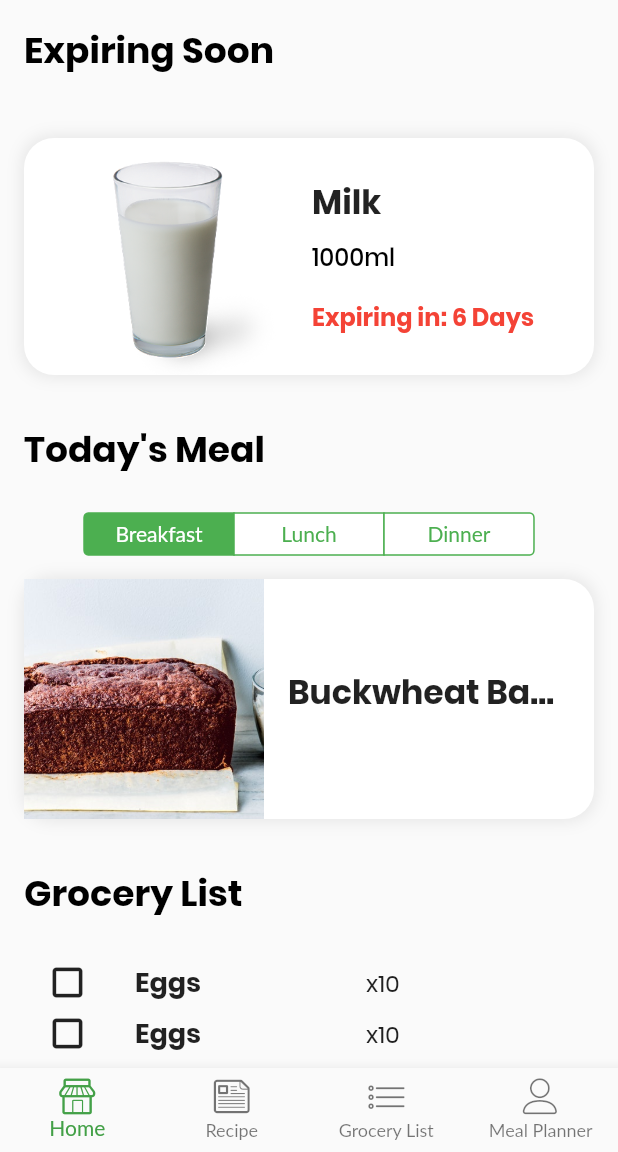
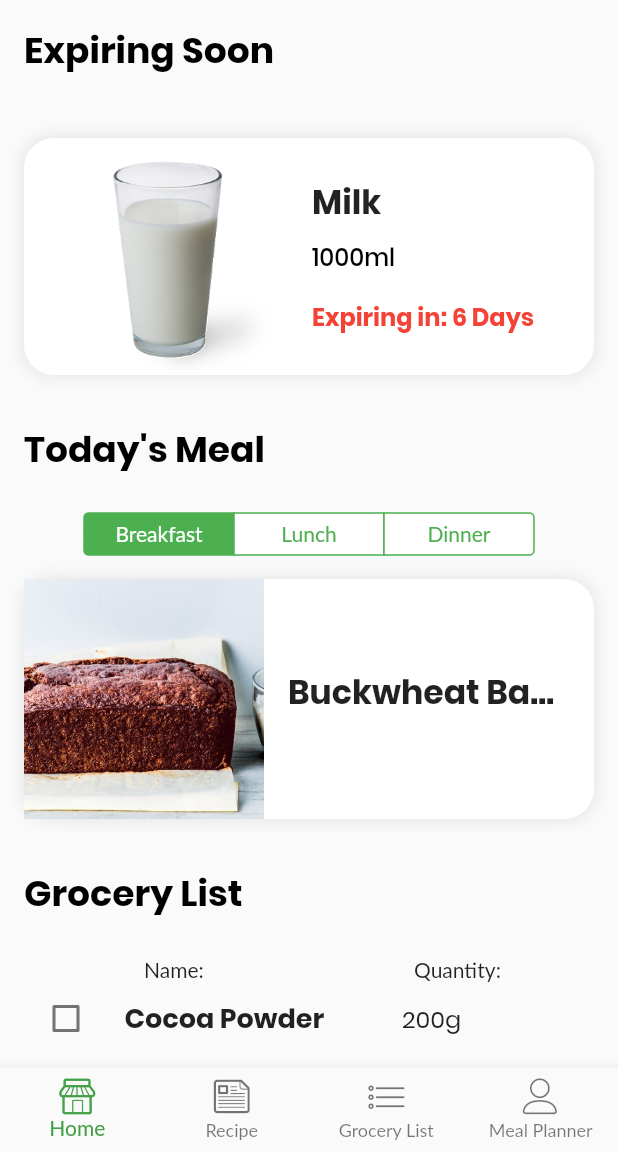
Before and after one commit to blankshiro/CS206-Procery, a Flutter app: the screen it shows after launch, on a phone screen of 412 x 824 dp, the part 84-1236 px from its top. Run offline on Flutter 3.47's test engine with Material 2 defaults, Android fonts, the phone set to English and light mode, and no system bars; our stand-ins replace auto_route, google_fonts, hive, like_button, page_transition, smooth_star_rating and 1 more; accounts and stored records are empty; generated files the repository leaves out were written again; Roboto replaces fonts that are missing (Lato).

Commit message:
dashboard

```diff
--- a/lib/src/screens/dashboard/DashboardExplore.dart
+++ b/lib/src/screens/dashboard/DashboardExplore.dart
@@ -44,6 +44,10 @@ class _DashboardExploreState extends State<DashboardExplore> {
   PageController _pageController = PageController(
     initialPage: 0,
   );
+
+  // Grocery Checkbox
+  var _checkedGroceryList = [];
+
 
   @override
   void initState() {
@@ -271,6 +275,34 @@ class _DashboardExploreState extends State<DashboardExplore> {
                 ],
               ),
             ),
+            Table(
+              columnWidths: {
+                0: FixedColumnWidth(20),
+                1: FixedColumnWidth(180),
+                2: FixedColumnWidth(60),
+              },
+              defaultVerticalAlignment: TableCellVerticalAlignment.bottom,
+              children: [
+                TableRow (
+                  children: [
+                    Container (
+                    ),
+                    Container(
+                      // padding: EdgeInsets.only(left: 0),
+                      child: Text (
+                          "Name: "
+                      ),
+                      width: 128,
+                    ),
+                    Container(
+                        child: Text (
+                            "Quantity: "
+                        )
+                    ),
+                  ],
+                ),
+              ],
+            ),
             Column(
               children: buildGroceries(),
             ),
@@ -334,7 +366,7 @@ class _DashboardExploreState extends State<DashboardExplore> {
                   crossAxisAlignment: CrossAxisAlignment.start,
                   mainAxisAlignment: MainAxisAlignment.center,
                   children: [
-                    buildRecipeTitle(inv.title),
+                    buildRecipeTitle(inv.name),
                     buildRecipeSubTitle(inv.description),
                     buildExpiryDays(
                         "Expiring in: " + inv.expiry.toString() + " Days"),
@@ -357,42 +389,94 @@ class _DashboardExploreState extends State<DashboardExplore> {
     List<Widget> groceryList = [];
     for (var i = 0; i < getGrocery().length; i++) {
       // show if the grocery not bought yet
-      if (!getGrocery()[i].bought)
-        groceryList.add(buildGrocery(getGrocery()[i]));
+      if (!getGrocery()[i].checked)
+        _checkedGroceryList.add(false);
+        groceryList.add(buildGrocery(getGrocery()[i], i));
     }
     return groceryList;
   }
 
-  Widget buildGrocery(Grocery grocery) {
-    return GestureDetector(
-      child: Container(
-        // padding: EdgeInsets.all(10),
-        child: Row(
+  Widget buildGrocery(Grocery grocery, int i) {
+    return Table(
+      // border: TableBorder.all(),
+      columnWidths: {
+        0: IntrinsicColumnWidth(),
+        1: FixedColumnWidth(200),
+        2: FlexColumnWidth(),
+        // 3: FlexColumnWidth(),
+      },
+      defaultVerticalAlignment: TableCellVerticalAlignment.middle,
+      children: [
+        TableRow(
           children: [
-            // on press, remove the line of grocery (change bought to true)
-            // have a button to undo at the bottom of the page
-            Container(
-              padding: EdgeInsets.fromLTRB(30, 2, 20, 2),
-              // color: Colors.red[50],
-              child: Icon(
-                Icons.crop_square,
-                size: 30,
+            TableCell(
+              child: Container(
+                padding: EdgeInsets.only(left: 20),
+                alignment: Alignment.center,
+                child: Checkbox(
+                  value: _checkedGroceryList[i],
+                  activeColor: primaryColor,
+                  onChanged: (bool value) {
+                    setState(() {
+                      _checkedGroceryList[i] = value;
+                      grocery.checked = true;
+                    });
+                  },
+                ),
               ),
             ),
-            Container(
-              padding: EdgeInsets.fromLTRB(10, 2, 100, 2),
-              color: Colors.grey[50],
-              child: buildGroceryTitle(grocery.title),
+            TableCell(
+                child: Container(
+                  padding: EdgeInsets.only(left: 15),
+                  child: buildGroceryTitle(grocery.name),
+                  width: 128,
+                )
             ),
-            Container(
-                padding: EdgeInsets.fromLTRB(10, 2, 37, 2),
-                color: Colors.grey[50],
-                child: buildGrocerySubtitle(grocery.description)
+            TableCell(
+                child: Container(
+                    child: buildGrocerySubtitle(grocery.quantity)
+                )
             ),
+            // TableCell(
+            //   child: Container(
+            //     padding: EdgeInsets.only(left: 30),
+            //     child: buildExpiryDays(inv.expiry.toString()),
+            //   ),
+            // ),
           ],
         ),
-      ),
+      ],
     );
+
+    //   GestureDetector(
+    //   child: Container(
+    //     // padding: EdgeInsets.all(10),
+    //     child: Row(
+    //       children: [
+    //         // on press, remove the line of grocery (change bought to true)
+    //         // have a button to undo at the bottom of the page
+    //         Container(
+    //           padding: EdgeInsets.fromLTRB(30, 2, 20, 2),
+    //           // color: Colors.red[50],
+    //           child: Icon(
+    //             Icons.crop_square,
+    //             size: 30,
+    //           ),
+    //         ),
+    //         Container(
+    //           padding: EdgeInsets.fromLTRB(10, 2, 100, 2),
+    //           color: Colors.grey[50],
+    //           child: buildGroceryTitle(grocery.title),
+    //         ),
+    //         Container(
+    //             padding: EdgeInsets.fromLTRB(10, 2, 37, 2),
+    //             color: Colors.grey[50],
+    //             child: buildGrocerySubtitle(grocery.description)
+    //         ),
+    //       ],
+    //     ),
+    //   ),
+    // );
   }
 
 }
--- a/lib/src/screens/dashboard/ExpiringPage.dart
+++ b/lib/src/screens/dashboard/ExpiringPage.dart
@@ -31,6 +31,9 @@ class ExpiringPage extends StatefulWidget {
 
 class _ExpiringPageState extends State<ExpiringPage> {
 
+  // Expiring Checkbox
+  var _checkedExpiringList = [];
+
   @override
   void initState() {
     super.initState();
@@ -38,15 +41,20 @@ class _ExpiringPageState extends State<ExpiringPage> {
 
   @override
   Widget build(BuildContext context) {
-
     return Scaffold(
       backgroundColor: Colors.white,
       appBar: AppBar(
         centerTitle: true,
         elevation: 0,
         backgroundColor: primaryColor,
-        title:
-        Text('Procery', style: logoWhiteStyle, textAlign: TextAlign.center),
+        leading: IconButton(
+          icon: Icon(Icons.arrow_back, color: Colors.white),
+          onPressed: () => {
+            Navigator.of(context).pop(),
+
+          },
+        ),
+        title: Text('Procery', style: logoWhiteStyle, textAlign: TextAlign.center),
         actions: <Widget>[
           IconButton(
             padding: EdgeInsets.all(0),
@@ -117,18 +125,22 @@ class _ExpiringPageState extends State<ExpiringPage> {
       ),
     );
 
-
   }
+  //
+  // void removeChecked(int i) {
+  //   List<Inventory> groceryList = getExpiring();
+  // }
 
   List<Widget> buildExpirings() {
     List<Widget> expiringList = [];
     for (var i = 0; i < getExpiring().length; i++) {
-      expiringList.add(buildExpiring(getExpiring()[i]));
+      _checkedExpiringList.add(false);
+      expiringList.add(buildExpiring(getExpiring()[i], i));
     }
     return expiringList;
   }
 
-  Widget buildExpiring(Inventory inv) {
+  Widget buildExpiring(Inventory inv, int i) {
     return Table(
       // padding: EdgeInsets.all(10),
       // border: TableBorder.all(),
@@ -143,20 +155,24 @@ class _ExpiringPageState extends State<ExpiringPage> {
         TableRow(
           children: [
             TableCell(
-              child: Container (
-                padding: EdgeInsets.only(left: 15),
-                child: Icon(
-                  Icons.crop_square,
-                  size: 30,
+              child: Container(
+                alignment: Alignment.center,
+                child: Checkbox(
+                  value: _checkedExpiringList[i],
+                  activeColor: primaryColor,
+                  onChanged: (bool value) {
+                    setState(() {
+                      _checkedExpiringList[i] = value;
+                      inv.checked = true;
+                    });
+                  },
                 ),
-                width: 50,
-                height: 60,
               ),
             ),
             TableCell(
               child: Container(
                 padding: EdgeInsets.only(left: 15),
-                child: buildGroceryTitle(inv.title),
+                child: buildGroceryTitle(inv.name),
                 width: 128,
               )
             ),
@@ -174,38 +190,6 @@ class _ExpiringPageState extends State<ExpiringPage> {
           ],
         ),
       ],
-
-
-
-      // child: Row(
-      //   children: [
-      //     // on press, remove the line of grocery (change bought to true)
-      //     // have a button to undo at the bottom of the page
-      //     Container(
-      //       padding: EdgeInsets.fromLTRB(30, 2, 20, 2),
-      //       // color: Colors.red[50],
-      //       child: Icon(
-      //         Icons.crop_square,
-      //         size: 30,
-      //       ),
-      //     ),
-      //     Container(
-      //       padding: EdgeInsets.fromLTRB(10, 2, 100, 2),
-      //       color: Colors.grey[50],
-      //       child: buildGroceryTitle(inv.title),
-      //     ),
-      //     Container(
-      //         padding: EdgeInsets.fromLTRB(10, 2, 37, 2),
-      //         color: Colors.grey[50],
-      //         child: buildGrocerySubtitle(inv.description)
-      //     ),
-      //     Container(
-      //         padding: EdgeInsets.fromLTRB(10, 2, 37, 2),
-      //         color: Colors.grey[50],
-      //         child: buildExpiryDays(inv.expiry.toString()),
-      //     ),
-      //   ],
-      // ),
     );
   }
 }
--- a/lib/src/screens/dashboard/GroceryData.dart
+++ b/lib/src/screens/dashboard/GroceryData.dart
@@ -1,20 +1,17 @@
 class Grocery {
-  String title;
-  String description;
-  String image;
-  bool bought;
+  String name;
+  String quantity;
+  // String image;
+  bool checked;
 
-  Grocery(this.title, this.description, this.image, this.bought);
+  Grocery(this.name, this.quantity, this.checked);
 }
 
 List<Grocery> getGrocery() {
   return <Grocery>[
-    Grocery("Eggs", "x10", "assets/images/eggs.png", false),
-    Grocery("Eggs", "x10", "assets/images/eggs.png", false),
-    Grocery("Eggs", "x10", "assets/images/eggs.png", false),
-    Grocery("Eggs", "x10", "assets/images/eggs.png", false),
-    Grocery("Eggs", "x10", "assets/images/eggs.png", false),
-    Grocery("Eggs", "x10", "assets/images/eggs.png", false),
-    Grocery("Flour", "100g", "assets/images/flour.png", false)
+    Grocery("Cocoa Powder", "200g", false),
+    Grocery("Banana", "5", false),
+    Grocery("Eggs", "10", false),
+    Grocery("Flour", "100g", false)
   ];
 }
--- a/lib/src/screens/dashboard/InventoryData.dart
+++ b/lib/src/screens/dashboard/InventoryData.dart
@@ -1,20 +1,20 @@
 class Inventory {
-  String title;
+  String name;
   String description;
   String image;
   int expiry;
+  bool checked;
 
-  Inventory(this.title, this.description, this.image, this.expiry);
+  Inventory(this.name, this.description, this.image, this.expiry, this.checked);
 }
 
 List<Inventory> getExpiring() {
   return <Inventory>[
-    Inventory("Milk", "1000ml", "assets/images/milk.png", 6),
-    Inventory("Butter", "250g", "assets/images/butter.jpg", 8),
-    Inventory("Oil", "100ml", "assets/images/oil.jpg", 9),
-    Inventory("Sugar", "200g", "assets/images/sugar.jpg", 11),
-    Inventory("Chocolate Chip", "300g", "assets/images/chocochip.jpg", 15),
-    Inventory("Baking Powder", "100g", "assets/images/bakingpowder.jpeg", 18),
-    // Inventory("Eggs", "x6", "assets/images/eggs.png", 6),
+    Inventory("Milk", "1000ml", "assets/images/milk.png", 6, false),
+    Inventory("Butter", "250g", "assets/images/butter.jpg", 8, false),
+    Inventory("Oil", "100ml", "assets/images/oil.jpg", 9, false),
+    Inventory("Sugar", "200g", "assets/images/sugar.jpg", 11, false),
+    Inventory("Chocolate Chip", "300g", "assets/images/chocochip.jpg", 15, false),
+    Inventory("Baking Powder", "100g", "assets/images/bakingpowder.jpeg", 18, false),
   ];
 }
--- a/lib/src/shared/styles.dart
+++ b/lib/src/shared/styles.dart
@@ -244,6 +244,9 @@ buildGroceryTitle(String text) {
         fontFamily: 'Poppins',
         fontSize: 18,
         fontWeight: FontWeight.bold,
+        // decoration: TextDecoration.lineThrough,
+        // decorationThickness: 2,
+        // decorationColor: primaryColor,
       ),
     ),
   );
```
Also changed, not shown: lib/src/screens/dashboard/InventoryDetail.dart (deleted), 1 other file.
